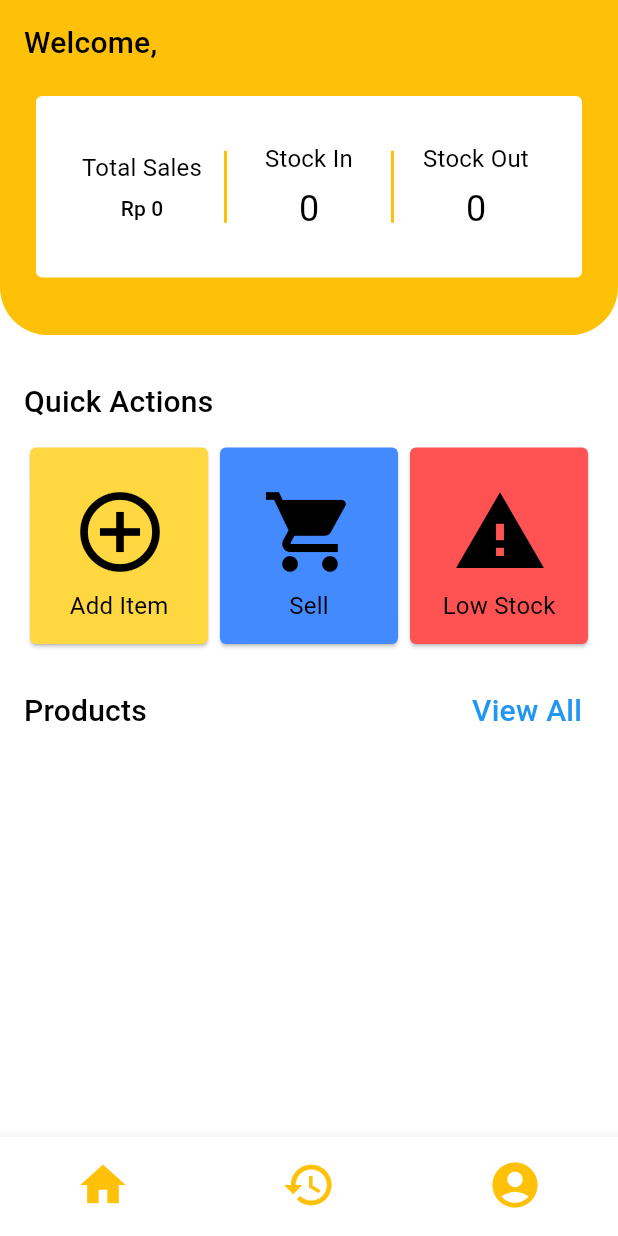
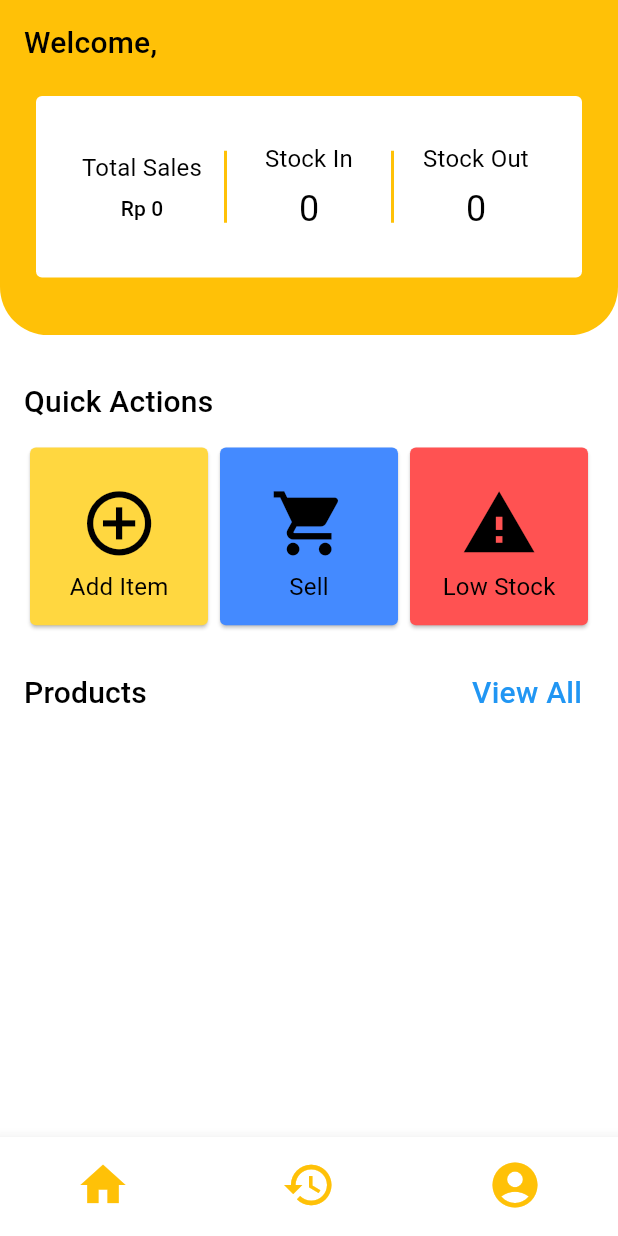
Before and after one commit to hafizhfr/stock_management_flutter, a Flutter app: the MainPage screen opened by its route, on a phone screen of 412 x 824 dp. Run offline on Flutter 3.47's test engine with Material 2 defaults, Android fonts, the phone set to English and light mode, and no system bars; our stand-ins replace basic_utils, cloud_firestore, firebase_auth, firebase_core, firebase_storage, flutter_typeahead and 6 more; missing offline and left inert: cloud_firestore_web, firebase_auth_web, firebase_core_web, firebase_storage_web, flutter_keyboard_visibility_web, image_picker_for_web; accounts and stored records are empty.

Commit message:
fix register

```diff
--- a/lib/data/provider/firebase_services.dart
+++ b/lib/data/provider/firebase_services.dart
@@ -1,6 +1,7 @@
 import 'package:basic_utils/basic_utils.dart';
 import 'package:cloud_firestore/cloud_firestore.dart';
 import 'package:firebase_auth/firebase_auth.dart';
+import 'package:firebase_storage/firebase_storage.dart';
 import 'package:intl/intl.dart';
 import 'package:stock_management_flutter/data/models/item_model.dart';
 
@@ -12,6 +13,7 @@ class FirebaseServices {
       firestore.collection('history');
   static DocumentReference stockDocument =
       firestore.collection('itemsTotal').doc('dashboardStatus');
+  static FirebaseStorage firebaseStorage = FirebaseStorage.instance;
 
 // USER
   static Stream<User?> get firebaseUserStream => _auth.authStateChanges();
@@ -27,7 +29,7 @@ class FirebaseServices {
       password: password.trim(),
     );
     User? user = result.user;
-    user!.updateDisplayName(fullName);
+    await user!.updateDisplayName(fullName);
   }
 
   static User getUser() {
@@ -96,6 +98,8 @@ class FirebaseServices {
   static Future<void> deleteItems(String name) async {
     var item = await itemCollection.where('namaBarang', isEqualTo: name).get();
     await itemCollection.doc(item.docs.first.id).delete();
+    var url = item.docs.first.get('img');
+    await firebaseStorage.refFromURL(url).delete();
   }
 
   static Future<void> addHistory(
--- a/lib/screens/main/frame/dashboard/dashboard.dart
+++ b/lib/screens/main/frame/dashboard/dashboard.dart
@@ -17,9 +17,11 @@
         automaticallyImplyLeading: false,
         backgroundColor: Colors.amber,
         elevation: 0,
-        title: Text(
-          'Welcome, ${_authController.user.displayName}',
-          style: Theme.of(context).textTheme.headline6,
+        title: Obx(
+          () => Text(
+            'Welcome, ${_authController.userName}',
+            style: Theme.of(context).textTheme.headline6,
+          ),
         ),
       ),
       backgroundColor: Colors.white,
@@ -230,10 +232,10 @@
               IconButton(
                   icon: Icon(
                     icon,
-                    size: 64,
+                    size: MediaQuery.of(context).size.width * 0.125,
                     color: Colors.black,
                   ),
-                  iconSize: 64,
+                  iconSize: MediaQuery.of(context).size.width * 0.125,
                   alignment: Alignment.center,
                   onPressed: () {
                     Get.toNamed(routes);
--- a/lib/screens/main/main_page.dart
+++ b/lib/screens/main/main_page.dart
@@ -1,13 +1,17 @@
 import 'package:flutter/material.dart';
-import 'package:get/get.dart';
 import 'package:stock_management_flutter/screens/main/frame/dashboard/dashboard.dart';
 import 'package:stock_management_flutter/screens/main/frame/history.dart';
 import 'package:stock_management_flutter/screens/main/frame/profil.dart';
 
-class MainPage extends StatelessWidget {
-  MainPage({Key? key}) : super(key: key);
+class MainPage extends StatefulWidget {
+  const MainPage({Key? key}) : super(key: key);
 
-  final currentIndex = 0.obs;
+  @override
+  _MainPageState createState() => _MainPageState();
+}
+
+class _MainPageState extends State<MainPage> {
+  int currentIndex = 0;
 
   final List<Widget> screens = [Dashboard(), History(), Profil()];
 
@@ -43,13 +47,16 @@ class MainPage extends StatelessWidget {
         ],
         onTap: onTabTapped,
       ),
-      body: Obx(
-        () => screens[currentIndex.value],
+      body: IndexedStack(
+        children: screens,
+        index: currentIndex,
       ),
     );
   }
 
   void onTabTapped(int index) {
-    currentIndex.value = index;
+    setState(() {
+      currentIndex = index;
+    });
   }
 }
```
Also changed, not shown: lib/controller/auth_controller.dart (+28 -4 lines), lib/screens/initial_page.dart (+23 -0 lines).
